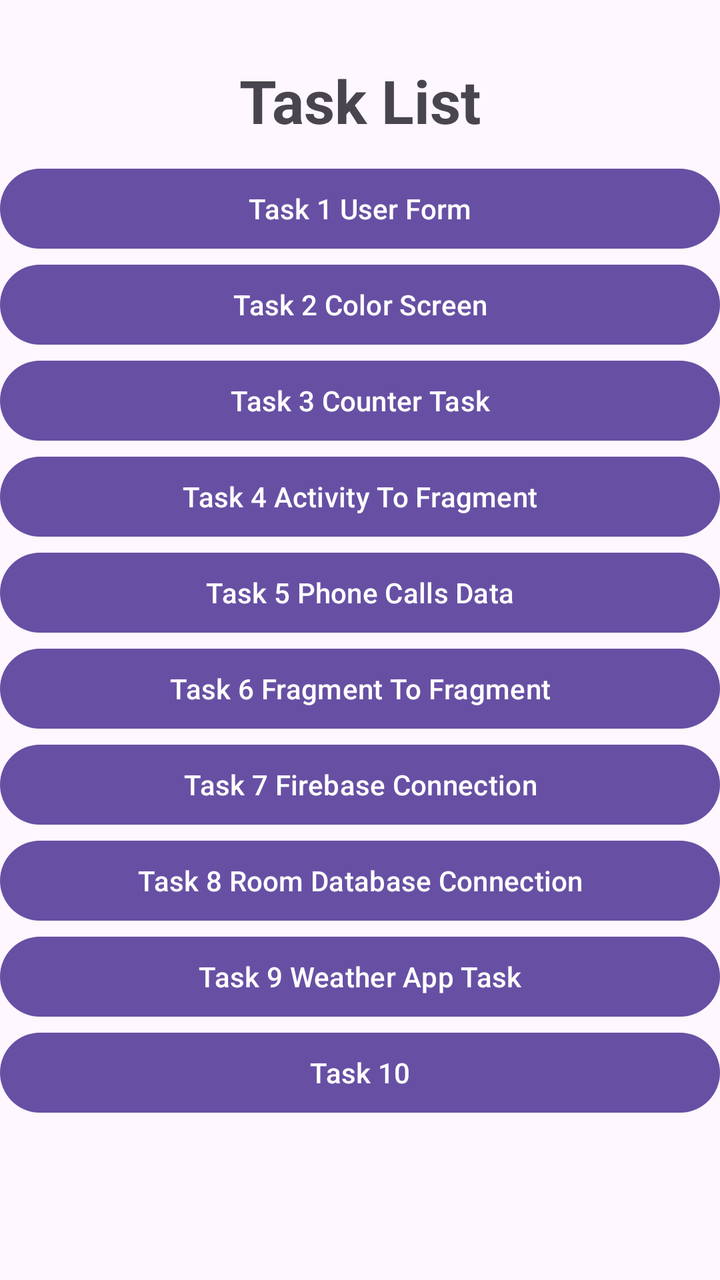
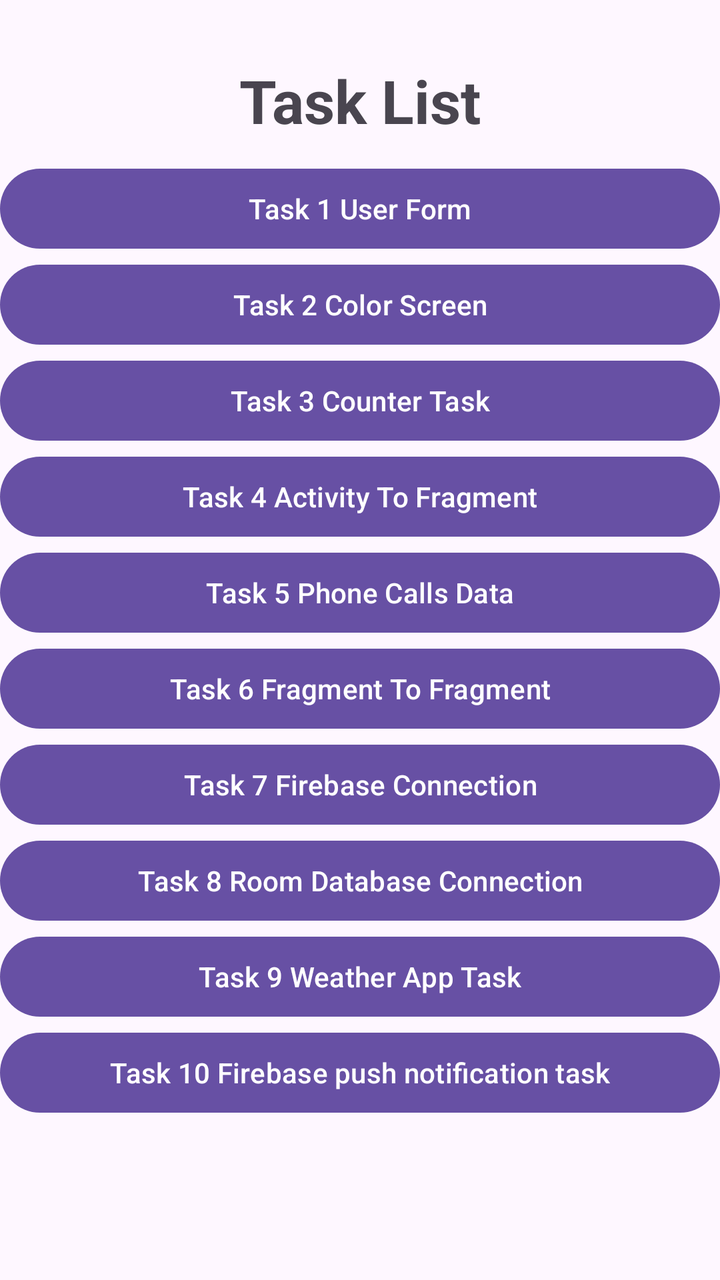

Two renders of the same Android screen: before a commit and after it. Below are the layout's source before the change and the commit's diff.
<!-- AndroidManifest.xml: application theme Theme.InternshipTasks -->
<!-- res/layout/activity_main.xml -->
<?xml version="1.0" encoding="utf-8"?>
<androidx.constraintlayout.widget.ConstraintLayout xmlns:android="http://schemas.android.com/apk/res/android"
    xmlns:app="http://schemas.android.com/apk/res-auto"
    xmlns:tools="http://schemas.android.com/tools"
    android:id="@+id/main"
    android:layout_width="match_parent"
    android:layout_height="match_parent"
    tools:context=".MainActivity">

    <ScrollView
        android:layout_width="match_parent"
        android:layout_height="match_parent">


        <LinearLayout
            android:layout_width="match_parent"
            android:layout_height="match_parent"
            android:orientation="vertical">

            <TextView
                android:layout_width="match_parent"
                android:layout_height="wrap_content"
                android:text="Task List"
                android:textStyle="bold"
                android:gravity="center"
                android:textSize="30sp"
                android:layout_marginTop="30dp"/>

            <Button
                android:id="@+id/btnUserFormTask"
                android:layout_width="match_parent"
                android:layout_height="wrap_content"
                android:layout_marginTop="10dp"
                android:text="@string/task_1_user_form"/>

            <Button
                android:id="@+id/btnColorScreenTask"
                android:layout_width="match_parent"
                android:layout_height="wrap_content"
                android:text="@string/task_2_color_screen"/>

            <Button
                android:id="@+id/btnResetButtonTask"
                android:layout_width="match_parent"
                android:layout_height="wrap_content"
                android:text="@string/task_3_counter_task"/>

            <Button
                android:id="@+id/btnActivityToFragmentTask"
                android:layout_width="match_parent"
                android:layout_height="wrap_content"
                android:text="@string/task_4_activity_to_fragment"/>

            <Button
                android:id="@+id/btnPhoneCallsTask"
                android:layout_width="match_parent"
                android:layout_height="wrap_content"
                android:text="@string/task_5_phone_calls_data"/>

            <Button
                android:id="@+id/btnFragmentToFragmentTask"
                android:layout_width="match_parent"
                android:layout_height="wrap_content"
                android:text="Task 6 Fragment To Fragment"/>

            <Button
                android:id="@+id/btnFirebaseTask"
                android:layout_width="match_parent"
                android:layout_height="wrap_content"
                android:text="Task 7 Firebase Connection"/>

            <Button
                android:id="@+id/btnRoomdbTask"
                android:layout_width="match_parent"
                android:layout_height="wrap_content"
                android:text="Task 8 Room Database Connection"/>

            <Button
                android:id="@+id/btnWeatherTask"
                android:layout_width="match_parent"
                android:layout_height="wrap_content"
                android:text="Task 9 Weather App Task"/>

            <Button
                android:layout_width="match_parent"
                android:layout_height="wrap_content"
                android:text="Task 10"/>

        </LinearLayout>

    </ScrollView>


</androidx.constraintlayout.widget.ConstraintLayout>
<!-- resources referenced by this layout -->
<resources>
  <string name="task_1_user_form">Task 1 User Form</string>
  <string name="task_2_color_screen">Task 2 Color Screen</string>
  <string name="task_3_counter_task">Task 3 Counter Task</string>
  <string name="task_4_activity_to_fragment">Task 4 Activity To Fragment</string>
  <string name="task_5_phone_calls_data">Task 5 Phone Calls Data</string>
  <style name="Theme.InternshipTasks" parent="Base.Theme.InternshipTasks" />
  <style name="Base.Theme.InternshipTasks" parent="Theme.Material3.DayNight.NoActionBar">
          
          
      </style>
</resources>

<!-- the commit's change to res/layout/activity_main.xml (unified diff, before → after) -->
@@ -82,13 +82,13 @@
                 android:text="Task 9 Weather App Task"/>
 
             <Button
+                android:id="@+id/btnFirebaseNotificationTask"
                 android:layout_width="match_parent"
                 android:layout_height="wrap_content"
-                android:text="Task 10"/>
+                android:text="Task 10 Firebase push notification task"/>
 
         </LinearLayout>
 
     </ScrollView>
 
-
 </androidx.constraintlayout.widget.ConstraintLayout>
